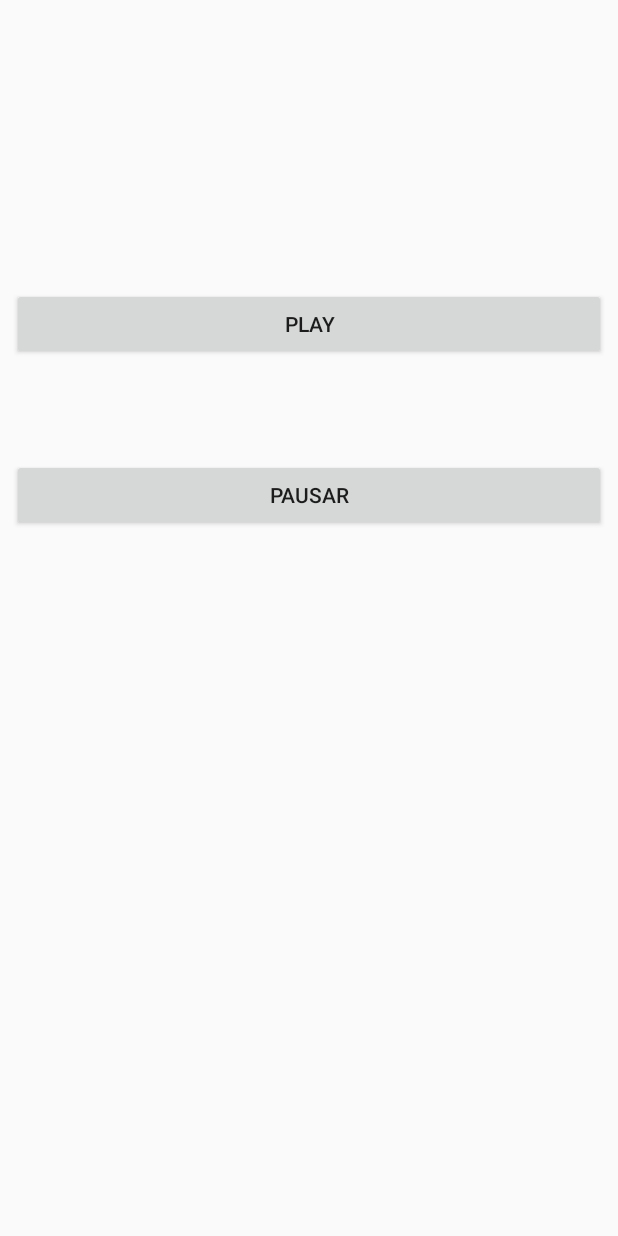
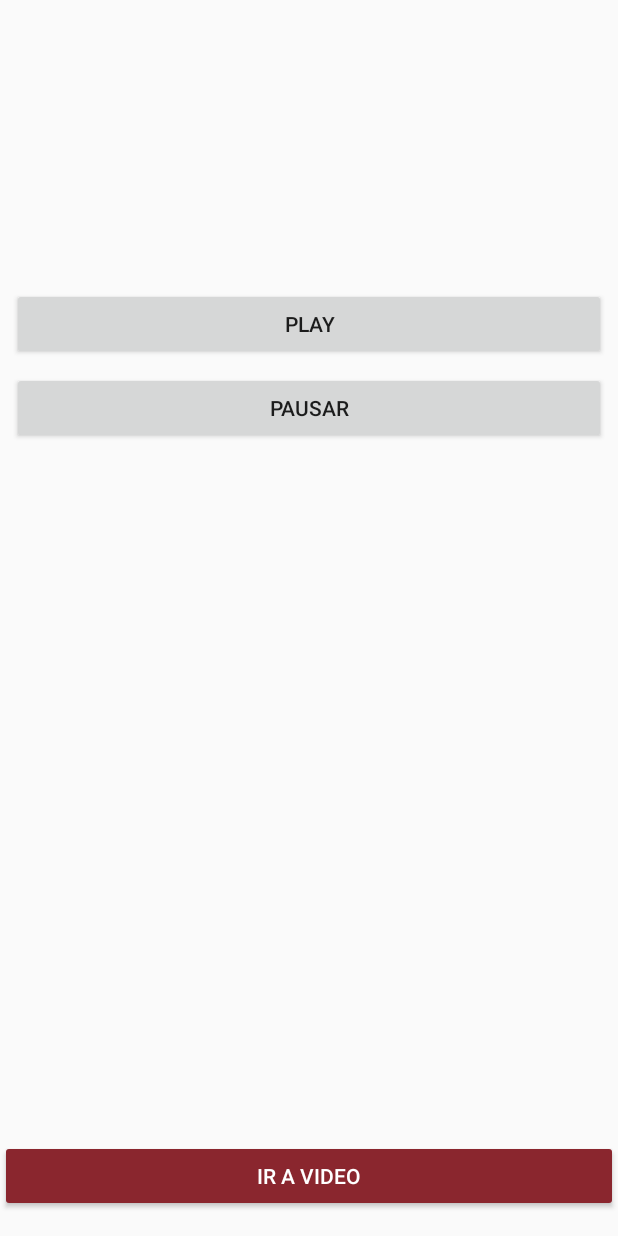
Before and after one commit to unilatina/inicio-sesion-unilatina, an Android app: the AudioActivity screen opened directly, with no data from a screen before it, on a phone screen of 412 x 824 dp. Run offline under Robolectric (Android 15) with nearby library versions, the phone set to English and light mode, and no system bars.

Commit message:
Cambios de la clase de Multimedia y video

```diff
--- a/app/src/main/AndroidManifest.xml
+++ b/app/src/main/AndroidManifest.xml
@@ -17,7 +17,9 @@
             </intent-filter>
         </activity>
         <activity android:name=".CrearCuenta" />
-        <activity android:name=".AudioActivity"></activity>
+        <activity android:name=".AudioActivity" />
+        <activity android:name=".VideoActivity" />
+        <activity android:name=".FamiliaActivity"></activity>
     </application>
 
 </manifest>
--- a/app/src/main/java/xyz/camiloarguello/iniciosesion/AudioActivity.java
+++ b/app/src/main/java/xyz/camiloarguello/iniciosesion/AudioActivity.java
@@ -1,5 +1,6 @@
 package xyz.camiloarguello.iniciosesion;
 
+import android.content.Intent;
 import android.media.MediaPlayer;
 import android.support.v7.app.AppCompatActivity;
 import android.os.Bundle;
@@ -22,4 +23,8 @@ public class AudioActivity extends AppCompatActivity {
     public void pauseSound(View view){
         audio.pause();
     }
+    public void irAVideo(View view){
+        Intent a = new Intent(this, VideoActivity.class);
+        startActivity(a);
+    }
 }
--- a/app/src/main/res/layout/activity_audio.xml
+++ b/app/src/main/res/layout/activity_audio.xml
@@ -34,11 +34,25 @@
         android:layout_marginTop="8dp"
         android:onClick="pauseSound"
         android:text="Pausar"
+        app:layout_constraintBottom_toTopOf="@+id/btn_ir_a_video"
+        app:layout_constraintEnd_toEndOf="parent"
+        app:layout_constraintHorizontal_bias="1.0"
+        app:layout_constraintStart_toStartOf="parent"
+        app:layout_constraintTop_toBottomOf="@+id/button"
+        app:layout_constraintVertical_bias="0.0" />
+
+
+    <Button
+        android:id="@+id/btn_ir_a_video"
+        android:layout_width="0dp"
+        android:layout_height="wrap_content"
+        android:layout_marginBottom="16dp"
+        android:onClick="irAVideo"
+        android:text="Ir a video"
+        android:theme="@style/BotonRojo"
         app:layout_constraintBottom_toBottomOf="parent"
         app:layout_constraintEnd_toEndOf="parent"
         app:layout_constraintHorizontal_bias="0.0"
-        app:layout_constraintStart_toStartOf="parent"
-        app:layout_constraintTop_toBottomOf="@+id/button"
-        app:layout_constraintVertical_bias="0.112" />
+        app:layout_constraintStart_toStartOf="parent" />
 
 </android.support.constraint.ConstraintLayout>
```
Also changed, not shown: app/src/main/java/xyz/camiloarguello/iniciosesion/FamiliaActivity.java (added, +13 -0 lines), app/src/main/java/xyz/camiloarguello/iniciosesion/VideoActivity.java (added, +29 -0 lines), app/src/main/res/layout/activity_familia.xml (added, +14 -0 lines), app/src/main/res/layout/activity_video.xml (added, +58 -0 lines), 1 other file.
